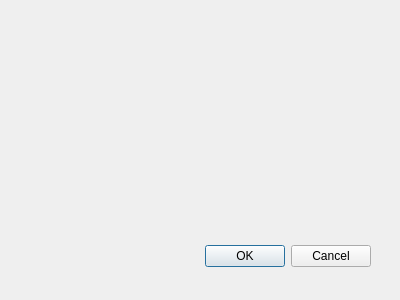
Above: mail.ui from alihysn/Flight-Booking-Sytem-with-GUI before the change. Below: the same form after it.
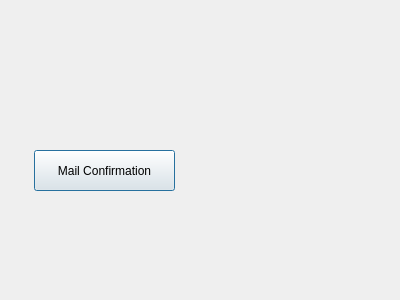
That is the form after the change.

What changed in the file:
```diff
--- a/mail.ui
+++ b/mail.ui
@@ -28,7 +28,20 @@
     <enum>Qt::Horizontal</enum>
    </property>
    <property name="standardButtons">
-    <set>QDialogButtonBox::Cancel|QDialogButtonBox::Ok</set>
+    <set>QDialogButtonBox::NoButton</set>
+   </property>
+  </widget>
+  <widget class="QPushButton" name="pushButton">
+   <property name="geometry">
+    <rect>
+     <x>34</x>
+     <y>150</y>
+     <width>141</width>
+     <height>41</height>
+    </rect>
+   </property>
+   <property name="text">
+    <string>Mail Confirmation</string>
    </property>
   </widget>
  </widget>
```
Left out of the diff: 13 changed lines with no effect on the pictures.
